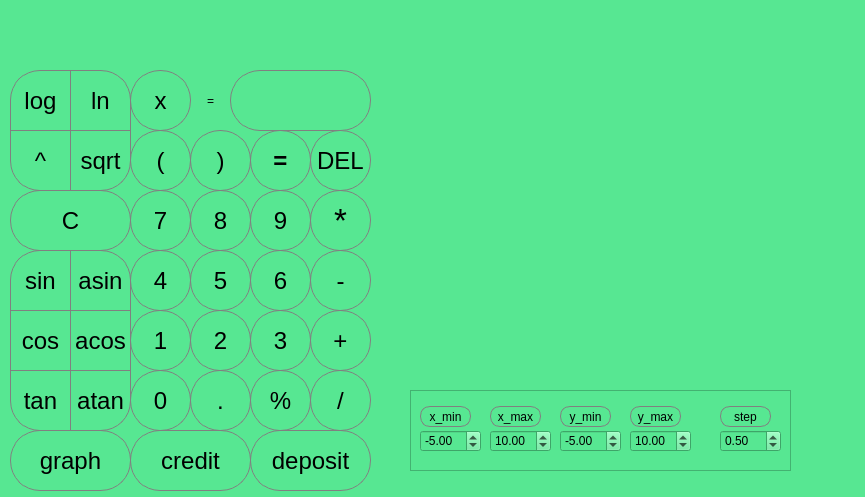
The window that src/Calculator/mainwindow.ui (manwoodt/SmartCalc_v1.0-1) describes before a commit, drawn with Qt 5.
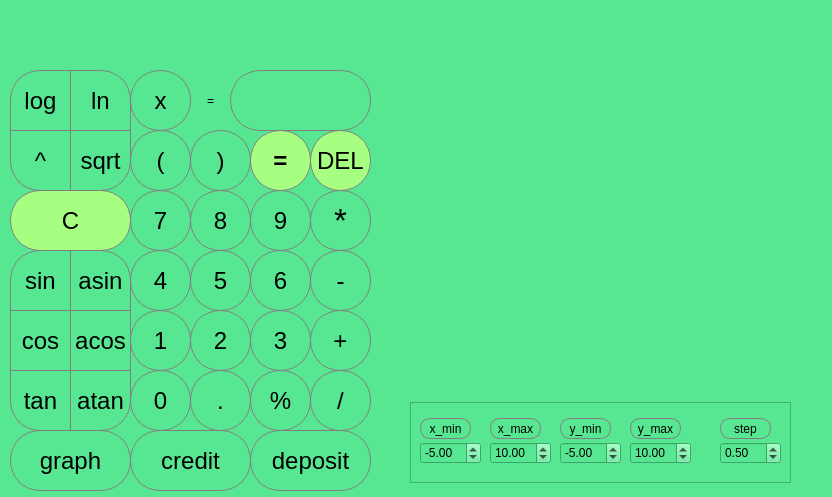
The same window after the commit. Custom widgets are drawn as their Qt base class.

What changed in the file:
```diff
--- a/src/Calculator/mainwindow.ui
+++ b/src/Calculator/mainwindow.ui
@@ -6,7 +6,7 @@
    <rect>
     <x>0</x>
     <y>0</y>
-    <width>865</width>
+    <width>832</width>
     <height>497</height>
    </rect>
   </property>
@@ -64,7 +64,7 @@
     <property name="styleSheet">
      <string notr="true">QPushButton {
    border: 1px solid grey;
- background-color:  transparent;
+background: rgb(167, 255, 129);
 color: black;
 border-top-right-radius: 30px;
 border-top-left-radius: 30px;
@@ -160,7 +160,7 @@
     <property name="styleSheet">
      <string notr="true">QPushButton {
    border: 1px solid grey;
- background-color:  transparent;
+background: rgb(167, 255, 129);
 color: black;
 border-top-right-radius: 30px;
 border-top-left-radius: 30px;
@@ -459,7 +459,7 @@
     <property name="styleSheet">
      <string notr="true">QPushButton {
    border: 1px solid grey;
- background-color:  transparent;
+background: rgb(167, 255, 129);
 color: black;
 border-top-right-radius: 30px;
 border-top-left-radius: 30px;
@@ -1228,9 +1228,9 @@
     <property name="geometry">
      <rect>
       <x>390</x>
-      <y>70</y>
+      <y>20</y>
       <width>431</width>
-      <height>301</height>
+      <height>371</height>
      </rect>
     </property>
    </widget>
@@ -1238,7 +1238,7 @@
     <property name="geometry">
      <rect>
       <x>410</x>
-      <y>390</y>
+      <y>402</y>
       <width>381</width>
       <height>81</height>
      </rect>
```
